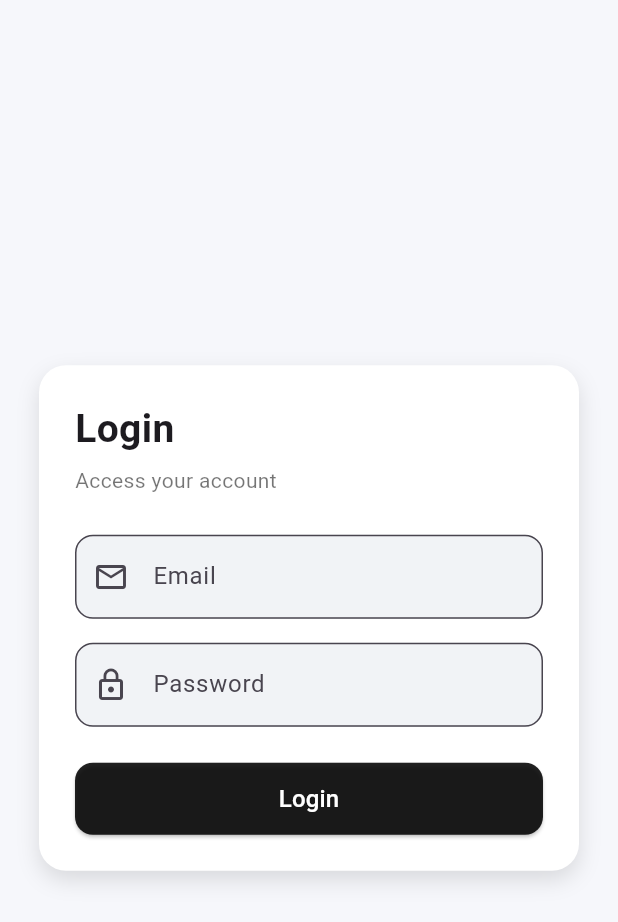
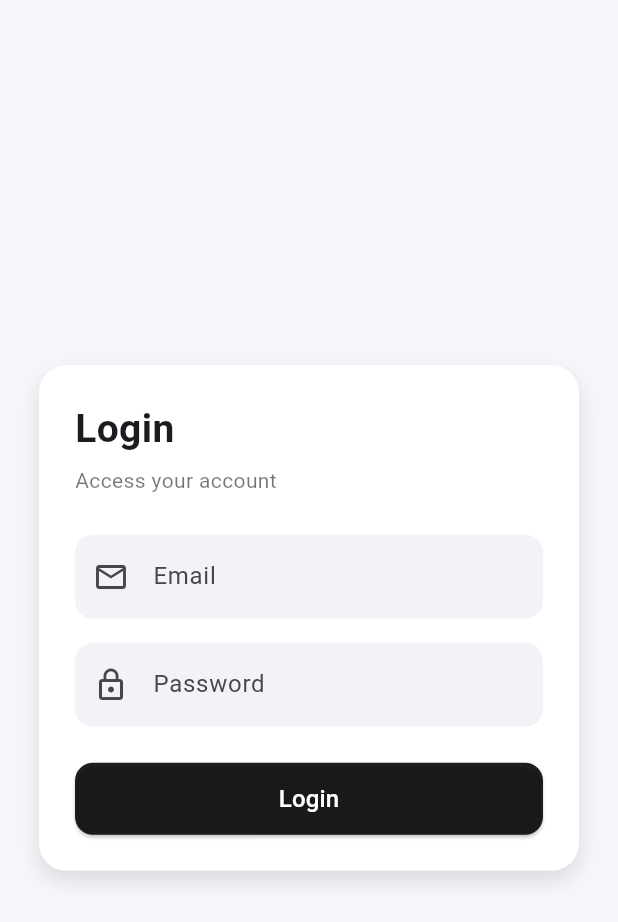
Before and after one commit to AS-Danish/hrms, a Flutter app: the screen it shows after launch, on a phone screen of 412 x 824 dp. Shown: the top 922 px of the screen. Run offline on Flutter 3.47's test engine with Material 3 defaults, Android fonts, the phone set to English and light mode, and no system bars; our stand-ins replace firebase_auth, firebase_core, get; accounts and stored records are empty; generated files the repository leaves out were written again.

Commit message:
Created Login Page and Login Controller

```diff
--- a/lib/auth/login_page.dart
+++ b/lib/auth/login_page.dart
@@ -1,12 +1,11 @@
 import 'package:flutter/material.dart';
 import 'package:get/get.dart';
-import 'package:get/get_core/src/get_main.dart';
 import 'package:hrms/controllers/LoginController.dart';
 
 class LoginPage extends StatelessWidget {
   LoginPage({super.key});
 
-  LoginController loginController = Get.put(LoginController());
+  final LoginController loginController = Get.put(LoginController());
 
   @override
   Widget build(BuildContext context) {
@@ -19,7 +18,7 @@ class LoginPage extends StatelessWidget {
           decoration: BoxDecoration(
             color: Colors.white,
             borderRadius: BorderRadius.circular(18),
-            boxShadow: [
+            boxShadow: const [
               BoxShadow(
                 color: Colors.black12,
                 blurRadius: 12,
@@ -45,6 +44,7 @@ class LoginPage extends StatelessWidget {
               // Email
               TextField(
                 controller: loginController.emailController,
+                keyboardType: TextInputType.emailAddress,
                 decoration: InputDecoration(
                   hintText: "Email",
                   prefixIcon: const Icon(Icons.email_outlined),
@@ -52,6 +52,7 @@ class LoginPage extends StatelessWidget {
                   fillColor: const Color(0xFFF1F3F6),
                   border: OutlineInputBorder(
                     borderRadius: BorderRadius.circular(12),
+                    borderSide: BorderSide.none,
                   ),
                 ),
               ),
@@ -68,14 +69,15 @@ class LoginPage extends StatelessWidget {
                   fillColor: const Color(0xFFF1F3F6),
                   border: OutlineInputBorder(
                     borderRadius: BorderRadius.circular(12),
+                    borderSide: BorderSide.none,
                   ),
                 ),
               ),
 
               const SizedBox(height: 24),
 
-              // Login Button
-              SizedBox(
+              // Login Button with Loading State
+              Obx(() => SizedBox(
                 width: double.infinity,
                 height: 48,
                 child: ElevatedButton(
@@ -85,29 +87,29 @@ class LoginPage extends StatelessWidget {
                       borderRadius: BorderRadius.circular(12),
                     ),
                   ),
-                  onPressed: () async {
+                  onPressed: loginController.isLoading.value
+                      ? null
+                      : () async {
                     final email = loginController.emailController.text;
                     final password = loginController.passwordController.text;
 
-                    final result = await loginController.login(email, password);
-
-                    Get.snackbar(
-                      "Login",
-                      result,
-                      snackPosition: SnackPosition.BOTTOM,
-                    );
-
-                    if (result == "Login Successful") {
-                      //Get.offAllNamed('/dashboard'); // update route as needed
-                      print("Login Successful");
-                    }
+                    await loginController.login(email, password);
                   },
-                  child: const Text(
+                  child: loginController.isLoading.value
+                      ? const SizedBox(
+                    height: 20,
+                    width: 20,
+                    child: CircularProgressIndicator(
+                      strokeWidth: 2,
+                      valueColor: AlwaysStoppedAnimation<Color>(Colors.white),
+                    ),
+                  )
+                      : const Text(
                     "Login",
                     style: TextStyle(fontSize: 16, color: Colors.white),
                   ),
                 ),
-              ),
+              )),
             ],
           ),
         ),
```
Also changed, not shown: lib/controllers/LoginController.dart (+72 -8 lines).
